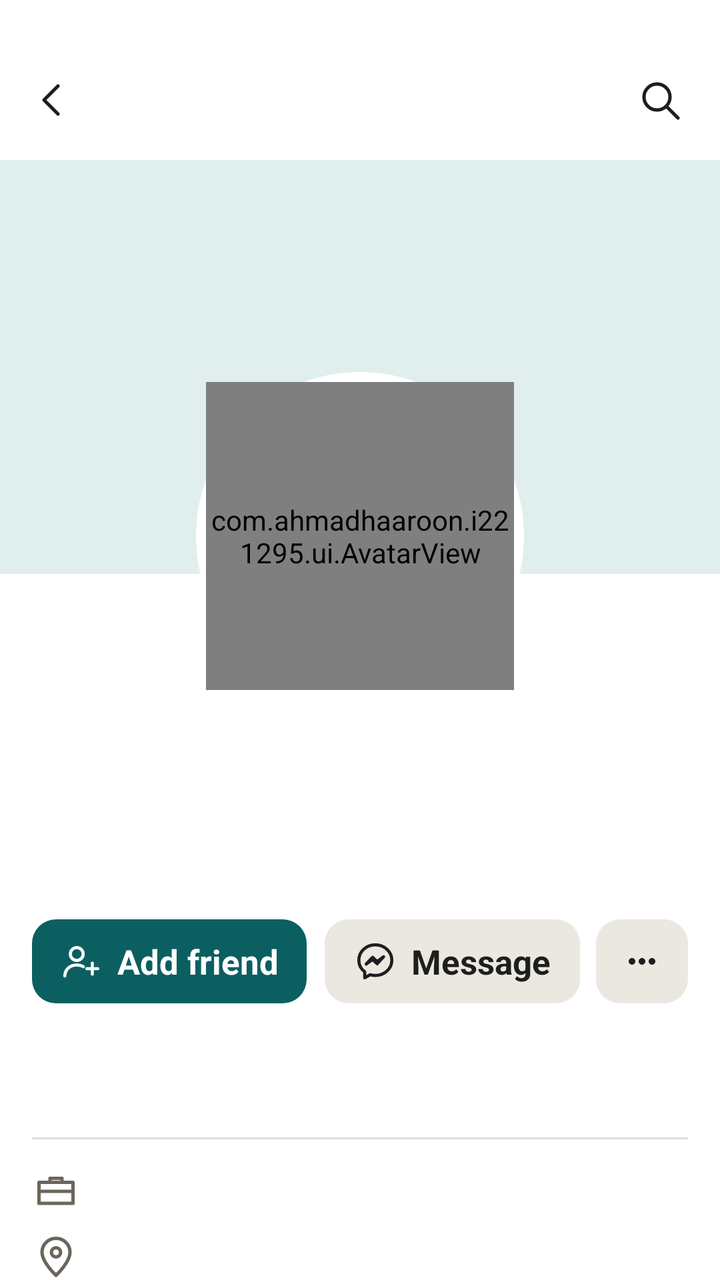
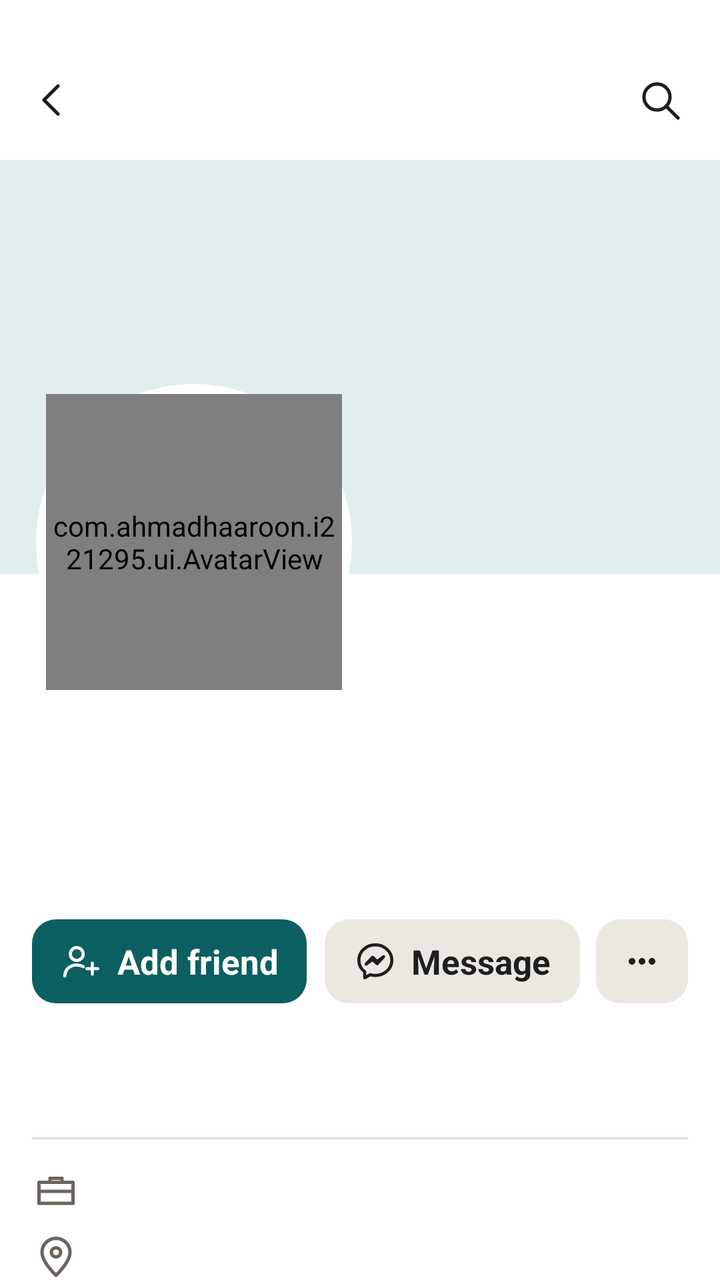

Compare the two renders of this Android layout. The source of the first and the diff that turns it into the second are given below.
<!-- AndroidManifest.xml: application theme Theme.Kinnect -->
<!-- res/layout/activity_profile.xml -->
<?xml version="1.0" encoding="utf-8"?>

<LinearLayout xmlns:android="http://schemas.android.com/apk/res/android"
    xmlns:app="http://schemas.android.com/apk/res-auto"
    android:layout_width="match_parent"
    android:layout_height="match_parent"
    android:background="#FFFFFF"
    android:orientation="vertical">

    <RelativeLayout
        android:layout_width="match_parent"
        android:layout_height="60dp"
        android:background="#FFFFFF"
        android:layout_marginTop="20dp">

        <ImageView
            android:id="@+id/btnBack"
            android:layout_width="48dp"
            android:layout_height="48dp"
            android:layout_centerVertical="true"
            android:layout_marginStart="2dp"
            android:padding="12dp"
            android:src="@drawable/ol_back"
            app:tint="@color/ink" />

        <TextView
            android:layout_width="wrap_content"
            android:layout_height="wrap_content"
            android:layout_centerVertical="true"
            android:layout_marginStart="52dp"
            android:textStyle="bold"
            android:id="@+id/titleName"
            android:letterSpacing="-0.04"
            android:text=""
            android:textColor="@color/ink"
            android:textSize="20sp" />

        <ImageView
            android:id="@+id/btnSearch"
            android:layout_width="48dp"
            android:layout_height="48dp"
            android:layout_alignParentEnd="true"
            android:layout_centerVertical="true"
            android:layout_marginEnd="6dp"
            android:padding="12dp"
            android:src="@drawable/ol_search"
            app:tint="@color/ink" />
    </RelativeLayout>

    <ScrollView
        android:layout_width="match_parent"
        android:layout_height="0dp"
        android:layout_weight="1"
        android:scrollbars="none">

        <LinearLayout
            android:layout_width="match_parent"
            android:layout_height="wrap_content"
            android:orientation="vertical">

            
            <RelativeLayout
                android:layout_width="match_parent"
                android:layout_height="270dp">

                <ImageView
                    android:id="@+id/cover"
                    android:layout_width="match_parent"
                    android:layout_height="207dp"
                    android:background="@color/teal_light"
                    android:scaleType="centerCrop" />

                <FrameLayout
                    android:layout_width="164dp"
                    android:layout_height="164dp"
                    android:layout_alignParentBottom="true"
                    android:layout_centerHorizontal="true"
                    android:background="@drawable/white_circle"
                    android:padding="5dp">

                    <com.ahmadhaaroon.i221295.ui.AvatarView
                        android:id="@+id/avatar"
                        android:layout_width="match_parent"
                        android:layout_height="match_parent" />
                </FrameLayout>
            </RelativeLayout>

            <TextView
                android:layout_width="match_parent"
                android:layout_height="34dp"
                android:layout_marginTop="8dp"
                android:textStyle="bold"
                android:gravity="center"
                android:id="@+id/tvName"
                android:letterSpacing="-0.05"
                android:text=""
                android:textColor="@color/ink"
                android:textSize="29sp" />

            <TextView
                android:id="@+id/tvCounts"
                android:layout_width="match_parent"
                android:layout_height="22dp"
                android:layout_marginTop="4dp"
                android:gravity="center"
                android:text=""
                android:textColor="@color/ink2"
                android:textSize="16sp" />

            <TextView
                android:id="@+id/tvBio"
                android:layout_width="match_parent"
                android:layout_height="wrap_content"
                android:layout_marginStart="24dp"
                android:layout_marginEnd="24dp"
                android:layout_marginTop="6dp"
                android:gravity="center"
                android:text=""
                android:textColor="@color/ink"
                android:textSize="16sp" />

            
            <LinearLayout
                android:layout_width="match_parent"
                android:layout_height="42dp"
                android:layout_marginStart="16dp"
                android:layout_marginTop="14dp"
                android:layout_marginEnd="16dp"
                android:orientation="horizontal">

                <LinearLayout
                    android:id="@+id/btnAdd"
                    android:layout_width="0dp"
                    android:layout_height="match_parent"
                    android:layout_weight="163"
                    android:background="@drawable/bg_teal12"
                    android:gravity="center"
                    android:orientation="horizontal">

                    <ImageView
                        android:id="@+id/icAdd"
                        android:layout_width="22dp"
                        android:layout_height="22dp"
                        android:src="@drawable/ol_person_add"
                        app:tint="#FFFFFF" />

                    <TextView
                        android:id="@+id/tvAdd"
                        android:layout_width="wrap_content"
                        android:layout_height="wrap_content"
                        android:layout_marginStart="7dp"
                        android:textStyle="bold"
                        android:text="Add friend"
                        android:textColor="#FFFFFF"
                        android:textSize="17sp" />
                </LinearLayout>

                <LinearLayout
                    android:id="@+id/btnMessage"
                    android:layout_width="0dp"
                    android:layout_height="match_parent"
                    android:layout_marginStart="9dp"
                    android:layout_weight="151"
                    android:background="@drawable/bg_cream12"
                    android:gravity="center"
                    android:orientation="horizontal">

                    <ImageView
                        android:layout_width="22dp"
                        android:layout_height="22dp"
                        android:src="@drawable/ol_messenger"
                        app:tint="@color/ink" />

                    <TextView
                        android:layout_width="wrap_content"
                        android:layout_height="wrap_content"
                        android:layout_marginStart="7dp"
                        android:textStyle="bold"
                        android:text="Message"
                        android:textColor="@color/ink"
                        android:textSize="17sp" />
                </LinearLayout>

                <ImageView
                    android:id="@+id/btnMore"
                    android:layout_width="46dp"
                    android:layout_height="match_parent"
                    android:layout_marginStart="8dp"
                    android:background="@drawable/bg_cream12"
                    android:padding="11dp"
                    android:src="@drawable/ic_more"
                    app:tint="@color/ink" />
            </LinearLayout>

            
            <LinearLayout
                android:id="@+id/mutualRow"
                android:layout_width="match_parent"
                android:layout_height="46dp"
                android:layout_marginStart="16dp"
                android:layout_marginTop="12dp"
                android:layout_marginEnd="16dp"
                android:gravity="center_vertical"
                android:orientation="horizontal">

                <RelativeLayout
                    android:id="@+id/mutualAvatars"
                    android:layout_width="84dp"
                    android:layout_height="34dp">

                    <com.ahmadhaaroon.i221295.ui.AvatarView
                        android:id="@+id/mf1"
                        android:layout_width="34dp"
                        android:layout_height="34dp"
                        android:visibility="gone" />

                    <com.ahmadhaaroon.i221295.ui.AvatarView
                        android:id="@+id/mf2"
                        android:layout_width="34dp"
                        android:layout_height="34dp"
                        android:layout_marginStart="23dp"
                        android:visibility="gone" />

                    <com.ahmadhaaroon.i221295.ui.AvatarView
                        android:id="@+id/mf3"
                        android:layout_width="34dp"
                        android:layout_height="34dp"
                        android:layout_marginStart="46dp"
                        android:visibility="gone" />
                </RelativeLayout>

                <TextView
                    android:id="@+id/tvMutual"
                    android:layout_width="0dp"
                    android:layout_height="wrap_content"
                    android:layout_marginStart="4dp"
                    android:layout_weight="1"
                    android:lineSpacingExtra="0dp"
                    android:text=""
                    android:textColor="@color/ink"
                    android:textSize="16sp" />
            </LinearLayout>

            <View
                android:layout_width="match_parent"
                android:layout_height="1dp"
                android:layout_marginStart="16dp"
                android:layout_marginTop="9dp"
                android:layout_marginEnd="16dp"
                android:background="@color/line" />

            
            <LinearLayout
                android:id="@+id/rowWork"
                android:layout_width="match_parent"
                android:layout_height="34dp"
                android:layout_marginStart="14dp"
                android:layout_marginTop="8dp"
                android:gravity="center_vertical"
                android:orientation="horizontal">

                <ImageView
                    android:layout_width="28dp"
                    android:layout_height="28dp"
                    android:padding="2dp"
                    android:src="@drawable/ol_briefcase"
                    app:tint="@color/ink2" />

                <TextView
                    android:id="@+id/tvWork"
                    android:layout_width="wrap_content"
                    android:layout_height="wrap_content"
                    android:layout_marginStart="10dp"
                    android:text=""
                    android:textColor="@color/ink"
                    android:textSize="17sp" />
            </LinearLayout>

            <LinearLayout
                android:id="@+id/rowLives"
                android:layout_width="match_parent"
                android:layout_height="34dp"
                android:layout_marginStart="14dp"
                android:gravity="center_vertical"
                android:orientation="horizontal">

                <ImageView
                    android:layout_width="28dp"
                    android:layout_height="28dp"
                    android:padding="2dp"
                    android:src="@drawable/ol_pin"
                    app:tint="@color/ink2" />

                <TextView
                    android:id="@+id/tvLives"
                    android:layout_width="wrap_content"
                    android:layout_height="wrap_content"
                    android:layout_marginStart="10dp"
                    android:text=""
                    android:textColor="@color/ink"
                    android:textSize="17sp" />
            </LinearLayout>

            <LinearLayout
                android:layout_width="match_parent"
                android:layout_height="34dp"
                android:layout_marginStart="14dp"
                android:gravity="center_vertical"
                android:orientation="horizontal">

                <ImageView
                    android:layout_width="28dp"
                    android:layout_height="28dp"
                    android:padding="2dp"
                    android:src="@drawable/ol_clock"
                    app:tint="@color/ink2" />

                <TextView
                    android:layout_width="wrap_content"
                    android:layout_height="wrap_content"
                    android:id="@+id/tvJoined"
                    android:layout_marginStart="10dp"
                    android:text=""
                    android:textColor="@color/ink"
                    android:textSize="17sp" />
            </LinearLayout>

            
            <RelativeLayout
                android:id="@+id/photosHeader"
                android:layout_width="match_parent"
                android:layout_height="36dp"
                android:layout_marginStart="16dp"
                android:layout_marginTop="9dp"
                android:layout_marginEnd="16dp">

                <TextView
                    android:layout_width="wrap_content"
                    android:layout_height="wrap_content"
                    android:layout_centerVertical="true"
                    android:textStyle="bold"
                    android:letterSpacing="-0.04"
                    android:text="Photos"
                    android:textColor="@color/ink"
                    android:textSize="24sp" />

                <TextView
                    android:id="@+id/btnSeeAll"
                    android:layout_width="wrap_content"
                    android:layout_height="wrap_content"
                    android:layout_alignParentEnd="true"
                    android:layout_centerVertical="true"
                    android:textStyle="bold"
                    android:text="See all"
                    android:textColor="@color/teal"
                    android:textSize="17sp" />
            </RelativeLayout>

            <LinearLayout
                android:layout_width="match_parent"
                android:layout_height="wrap_content"
                android:layout_marginStart="16dp"
                android:layout_marginTop="8dp"
                android:layout_marginEnd="16dp"
                android:id="@+id/photosRow"
                android:orientation="horizontal">

                <ImageView
                    android:id="@+id/ph1"
                    android:layout_width="0dp"
                    android:layout_height="120dp"
                    android:layout_weight="1"
                    android:background="@drawable/bg_tile8"
                    android:clipToOutline="true"
                    android:scaleType="centerCrop"
                    android:visibility="invisible" />

                <ImageView
                    android:id="@+id/ph2"
                    android:layout_width="0dp"
                    android:layout_height="120dp"
                    android:layout_marginStart="4dp"
                    android:layout_weight="1"
                    android:background="@drawable/bg_tile8"
                    android:clipToOutline="true"
                    android:scaleType="centerCrop"
                    android:visibility="invisible" />

                <ImageView
                    android:id="@+id/ph3"
                    android:layout_width="0dp"
                    android:layout_height="120dp"
                    android:layout_marginStart="4dp"
                    android:layout_weight="1"
                    android:background="@drawable/bg_tile8"
                    android:clipToOutline="true"
                    android:scaleType="centerCrop"
                    android:visibility="invisible" />
            </LinearLayout>
            <View
                android:layout_width="match_parent"
                android:layout_height="10dp"
                android:layout_marginTop="16dp"
                android:background="@color/LightBeige" />

            <TextView
                android:id="@+id/posts_heading"
                android:layout_width="wrap_content"
                android:layout_height="wrap_content"
                android:layout_marginStart="16dp"
                android:layout_marginTop="12dp"
                android:letterSpacing="-0.04"
                android:text="@string/posts"
                android:textColor="@color/ink"
                android:textSize="24sp"
                android:textStyle="bold" />

            <androidx.recyclerview.widget.RecyclerView
                android:id="@+id/profilePosts"
                android:layout_width="match_parent"
                android:layout_height="wrap_content"
                android:nestedScrollingEnabled="false" />

            <TextView
                android:id="@+id/noPosts"
                android:layout_width="match_parent"
                android:layout_height="wrap_content"
                android:padding="18dp"
                android:text="@string/no_posts"
                android:textColor="@color/gray"
                android:visibility="gone" />
        </LinearLayout>
    </ScrollView>
</LinearLayout>
<!-- resources referenced by this layout -->
<resources>
  <color name="LightBeige">#ECE9E4</color>
  <color name="gray">#8B898E</color>
  <color name="ink">#1E1E1E</color>
  <color name="ink2">#6B655C</color>
  <color name="line">#E3DFD8</color>
  <color name="teal">#0B5F61</color>
  <color name="teal_light">#E0EEEE</color>
  <!-- drawable bg_cream12 (drawable) -->
  <?xml version="1.0" encoding="utf-8"?>
  <shape xmlns:android="http://schemas.android.com/apk/res/android" android:shape="rectangle">
      <solid android:color="#EBE8E1"/>
      <corners android:radius="12dp"/>
  </shape>
  <!-- drawable bg_teal12 (drawable) -->
  <?xml version="1.0" encoding="utf-8"?>
  <shape xmlns:android="http://schemas.android.com/apk/res/android" android:shape="rectangle">
      <solid android:color="#0B5F61"/>
      <corners android:radius="12dp"/>
  </shape>
  <!-- drawable bg_tile8 (drawable) -->
  <?xml version="1.0" encoding="utf-8"?>
  <shape xmlns:android="http://schemas.android.com/apk/res/android" android:shape="rectangle">
      <solid android:color="#FFFFFF"/>
      <corners android:radius="8dp"/>
  </shape>
  <!-- drawable ic_more (drawable) -->
  <?xml version="1.0" encoding="utf-8"?>
  <vector xmlns:android="http://schemas.android.com/apk/res/android" android:width="24dp" android:height="24dp" android:viewportWidth="24" android:viewportHeight="24">
      <path android:fillColor="#FF000000" android:pathData="M6,10c-1.1,0 -2,0.9 -2,2s0.9,2 2,2 2,-0.9 2,-2 -0.9,-2 -2,-2zM18,10c-1.1,0 -2,0.9 -2,2s0.9,2 2,2 2,-0.9 2,-2 -0.9,-2 -2,-2zM12,10c-1.1,0 -2,0.9 -2,2s0.9,2 2,2 2,-0.9 2,-2 -0.9,-2 -2,-2z"/>
  </vector>
  <!-- drawable ol_back (drawable) -->
  <?xml version="1.0" encoding="utf-8"?>
  <vector xmlns:android="http://schemas.android.com/apk/res/android" android:width="24dp" android:height="24dp" android:viewportWidth="24" android:viewportHeight="24">
      <path android:fillColor="#00000000" android:strokeColor="#FF000000" android:strokeWidth="1.7" android:strokeLineCap="round" android:strokeLineJoin="round" android:pathData="M15,5L8,12L15,19"/>
  </vector>
  <!-- drawable ol_clock (drawable) -->
  <?xml version="1.0" encoding="utf-8"?>
  <vector xmlns:android="http://schemas.android.com/apk/res/android" android:width="24dp" android:height="24dp" android:viewportWidth="24" android:viewportHeight="24">
      <path android:fillColor="#00000000" android:strokeColor="#FF000000" android:strokeWidth="1.7" android:strokeLineCap="round" android:strokeLineJoin="round" android:pathData="M12,12m-9,0a9,9 0,1 1,18 0a9,9 0,1 1,-18 0"/>
      <path android:fillColor="#00000000" android:strokeColor="#FF000000" android:strokeWidth="1.7" android:strokeLineCap="round" android:strokeLineJoin="round" android:pathData="M12,7V12L15.5,14"/>
  </vector>
  <!-- drawable ol_search (drawable) -->
  <?xml version="1.0" encoding="utf-8"?>
  <vector xmlns:android="http://schemas.android.com/apk/res/android" android:width="24dp" android:height="24dp" android:viewportWidth="24" android:viewportHeight="24">
      <path android:fillColor="#00000000" android:strokeColor="#FF000000" android:strokeWidth="1.7" android:strokeLineCap="round" android:strokeLineJoin="round" android:pathData="M10.5,10.5m-6.5,0a6.5,6.5 0,1 1,13 0a6.5,6.5 0,1 1,-13 0"/>
      <path android:fillColor="#00000000" android:strokeColor="#FF000000" android:strokeWidth="1.7" android:strokeLineCap="round" android:strokeLineJoin="round" android:pathData="M15.5,15.5L21,21"/>
  </vector>
  <!-- drawable white_circle (drawable) -->
  <shape xmlns:android="http://schemas.android.com/apk/res/android"
      android:shape="oval">
  
      <solid android:color="@color/white"/>
  
  </shape>
  <string name="no_posts">No posts yet</string>
  <string name="posts">Posts</string>
  <style name="Theme.Kinnect" parent="Base.Theme.Kinnect" />
  <color name="white">#FFFFFFFF</color>
  <style name="Base.Theme.Kinnect" parent="Theme.AppCompat.Light.NoActionBar">
          
          
      </style>
  <!-- unchanged entries left out for length: 4 -->
</resources>

<!-- the commit's change to res/layout/activity_profile.xml (unified diff, before → after) -->
@@ -71,10 +71,11 @@
                     android:scaleType="centerCrop" />
 
                 <FrameLayout
-                    android:layout_width="164dp"
-                    android:layout_height="164dp"
+                    android:layout_width="158dp"
+                    android:layout_height="158dp"
                     android:layout_alignParentBottom="true"
-                    android:layout_centerHorizontal="true"
+                    android:layout_alignParentStart="true"
+                    android:layout_marginStart="18dp"
                     android:background="@drawable/white_circle"
                     android:padding="5dp">
 
@@ -86,11 +87,13 @@
             </RelativeLayout>
 
             <TextView
+                android:layout_marginStart="18dp"
+                android:layout_marginEnd="18dp"
                 android:layout_width="match_parent"
                 android:layout_height="34dp"
                 android:layout_marginTop="8dp"
                 android:textStyle="bold"
-                android:gravity="center"
+                android:gravity="start|center_vertical"
                 android:id="@+id/tvName"
                 android:letterSpacing="-0.05"
                 android:text=""
@@ -98,11 +101,13 @@
                 android:textSize="29sp" />
 
             <TextView
+                android:layout_marginStart="18dp"
+                android:layout_marginEnd="18dp"
                 android:id="@+id/tvCounts"
                 android:layout_width="match_parent"
                 android:layout_height="22dp"
                 android:layout_marginTop="4dp"
-                android:gravity="center"
+                android:gravity="start|center_vertical"
                 android:text=""
                 android:textColor="@color/ink2"
                 android:textSize="16sp" />
@@ -111,10 +116,10 @@
                 android:id="@+id/tvBio"
                 android:layout_width="match_parent"
                 android:layout_height="wrap_content"
-                android:layout_marginStart="24dp"
-                android:layout_marginEnd="24dp"
+                android:layout_marginStart="18dp"
+                android:layout_marginEnd="18dp"
                 android:layout_marginTop="6dp"
-                android:gravity="center"
+                android:gravity="start|center_vertical"
                 android:text=""
                 android:textColor="@color/ink"
                 android:textSize="16sp" />
